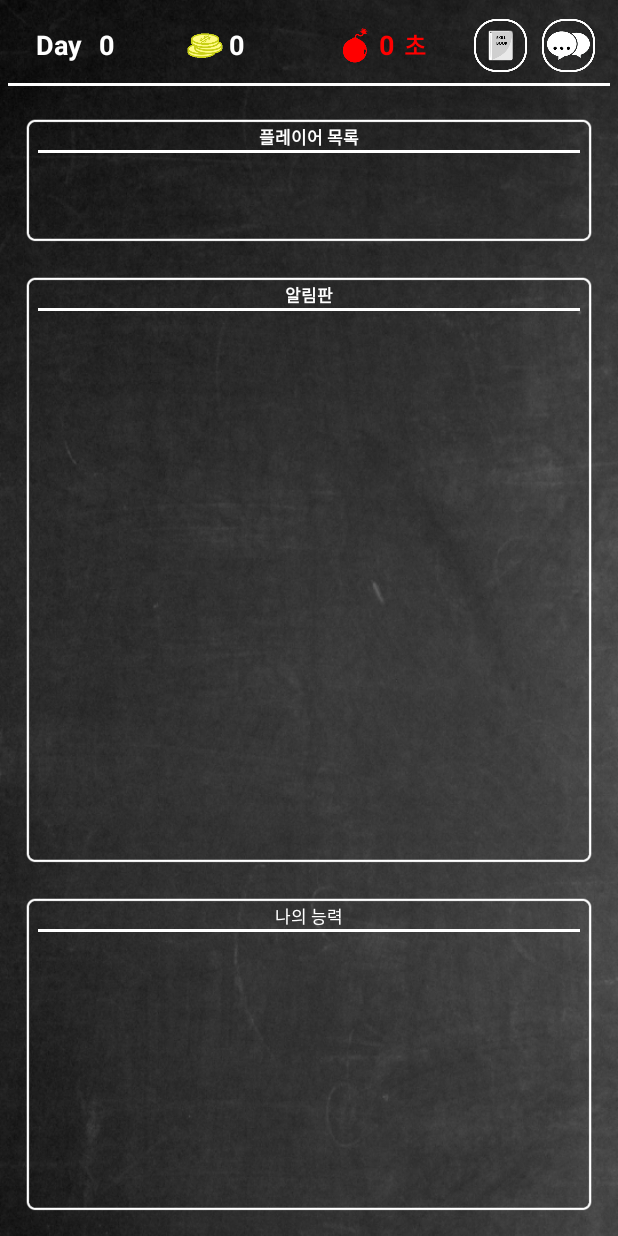
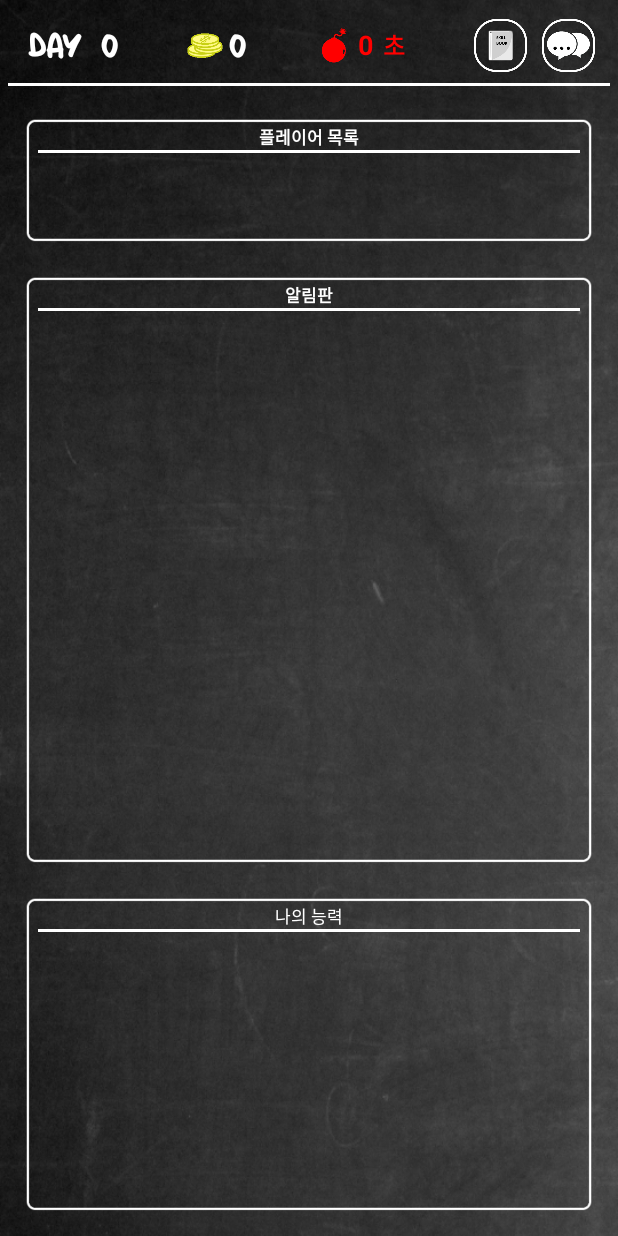
Before and after one commit to panseok/OlaChat, an Android app: the BoomSpinActivity screen opened directly, with no data from a screen before it, on a phone screen of 412 x 824 dp. Run offline under Robolectric (Android 15) with nearby library versions, the phone set to English and light mode, and no system bars; libraries missing offline, so code that uses them is left out: io.netty.bootstrap, io.netty.channel, io.netty.util; pictures from the network do not load; 6 statements that could not run were skipped.

```diff
--- /dev/null
+++ b/app/src/main/res/font/fontstyle.xml
@@ -0,0 +1,6 @@
+<?xml version="1.0" encoding="utf-8"?>
+<font-family xmlns:android="http://schemas.android.com/apk/res/android">
+    <font android:fontStyle="normal"
+        android:fontWeight="400"
+        android:font="@font/christmascards"/>
+</font-family>
--- a/app/src/main/res/layout/activity_game_boom_spin.xml
+++ b/app/src/main/res/layout/activity_game_boom_spin.xml
@@ -17,17 +17,17 @@
             <LinearLayout
                 android:layout_width="fill_parent"
                 android:layout_height="50.0dip"
-                android:gravity="center">
+                android:gravity="left|center">
                 <View
                     android:layout_width="10dp"
                     android:layout_height="fill_parent"/>
                 <LinearLayout
                     android:gravity="center"
-                    android:layout_width="0dp"
-                    android:layout_weight="0.7"
+                    android:layout_width="wrap_content"
                     android:layout_height="wrap_content"
                     android:orientation="horizontal">
                     <TextView
+                        android:fontFamily="@font/christmascards"
                         android:padding="3dp"
                         android:textSize="18.0sp"
                         android:textColor="#ffffffff"
@@ -37,6 +37,7 @@
                         android:textStyle="bold"
                         android:text="Day " />
                     <TextView
+                        android:fontFamily="@font/christmascards"
                         android:id="@+id/boom_spin_day"
                         android:padding="3dp"
                         android:textSize="18.0sp"
@@ -48,12 +49,12 @@
                         android:text="0" />
                 </LinearLayout>
                 <View
-                    android:layout_width="10dp"
+                    android:layout_width="0dp"
+                    android:layout_weight="1"
                     android:layout_height="fill_parent"/>
                 <LinearLayout
                     android:gravity="center"
-                    android:layout_width="0dp"
-                    android:layout_weight="1"
+                    android:layout_width="wrap_content"
                     android:layout_height="wrap_content"
                     android:orientation="horizontal">
                     <ImageView
@@ -61,6 +62,7 @@
                         android:layout_height="25dp"
                         android:background="@drawable/game_boom_spin_coin"/>
                     <TextView
+                        android:fontFamily="@font/christmascards"
                         android:id="@+id/boom_spin_mycoin"
                         android:textSize="18.0sp"
                         android:textColor="@color/white"
@@ -72,12 +74,12 @@
                         android:text="0" />
                 </LinearLayout>
                 <View
-                    android:layout_width="10dp"
+                    android:layout_width="0dp"
+                    android:layout_weight="1"
                     android:layout_height="fill_parent"/>
                 <LinearLayout
                     android:gravity="center"
-                    android:layout_width="0dp"
-                    android:layout_weight="1"
+                    android:layout_width="wrap_content"
                     android:layout_height="wrap_content"
                     android:orientation="horizontal">
                     <ImageView
@@ -105,7 +107,8 @@
                         android:textStyle="bold"/>
                 </LinearLayout>
                 <View
-                    android:layout_width="10dp"
+                    android:layout_width="0dp"
+                    android:layout_weight="1"
                     android:layout_height="fill_parent"/>
                 <ImageButton
                     android:layout_width="35dp"
```
Also changed, not shown: app/src/main/java/com/olacompany/olachat/devtool/DevTools.java (+27 -3 lines), app/src/main/java/com/olacompany/olachat/game/boomspin/BoomSpinActivity.java (+24 -5 lines), app/src/main/res/layout/toast_boomspin_daytext_layout.xml (added, +31 -0 lines), app/src/main/res/font/christmascards.ttf (added), app/src/main/res/layout/toast_boomspin_imgview_layout.xml (renamed from app/src/main/res/layout/toast_boom_layout.xml).
